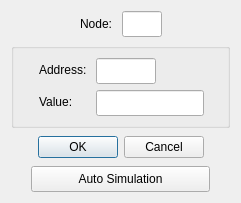
This is omodscan/dialogs/dialogwriteholdingregister.ui in sanny32/OpenModScan as Qt 5 draws it before an edit. The edited form follows.
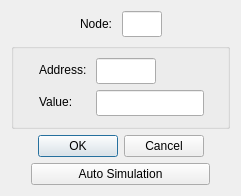
This is the edited form. Custom widgets are drawn as their Qt base class.

The edit to the form file:
```diff
--- a/omodscan/dialogs/dialogwriteholdingregister.ui
+++ b/omodscan/dialogs/dialogwriteholdingregister.ui
@@ -139,12 +139,6 @@
    </item>
    <item>
     <widget class="QDialogButtonBox" name="buttonBox">
-     <property name="minimumSize">
-      <size>
-       <width>0</width>
-       <height>26</height>
-      </size>
-     </property>
      <property name="orientation">
       <enum>Qt::Orientation::Horizontal</enum>
      </property>
@@ -176,12 +170,6 @@
      </item>
      <item>
       <widget class="QPushButton" name="pushButtonSimulation">
-       <property name="minimumSize">
-        <size>
-         <width>0</width>
-         <height>26</height>
-        </size>
-       </property>
        <property name="text">
         <string>Auto Simulation</string>
        </property>
```
